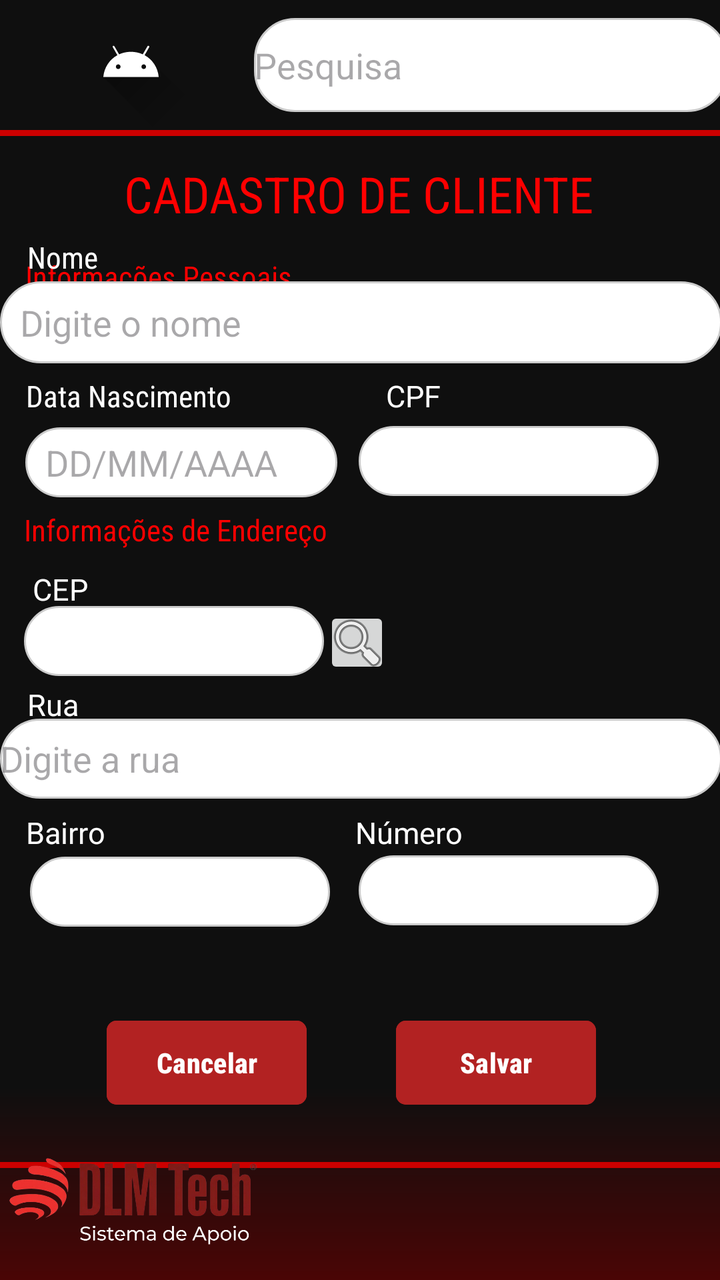
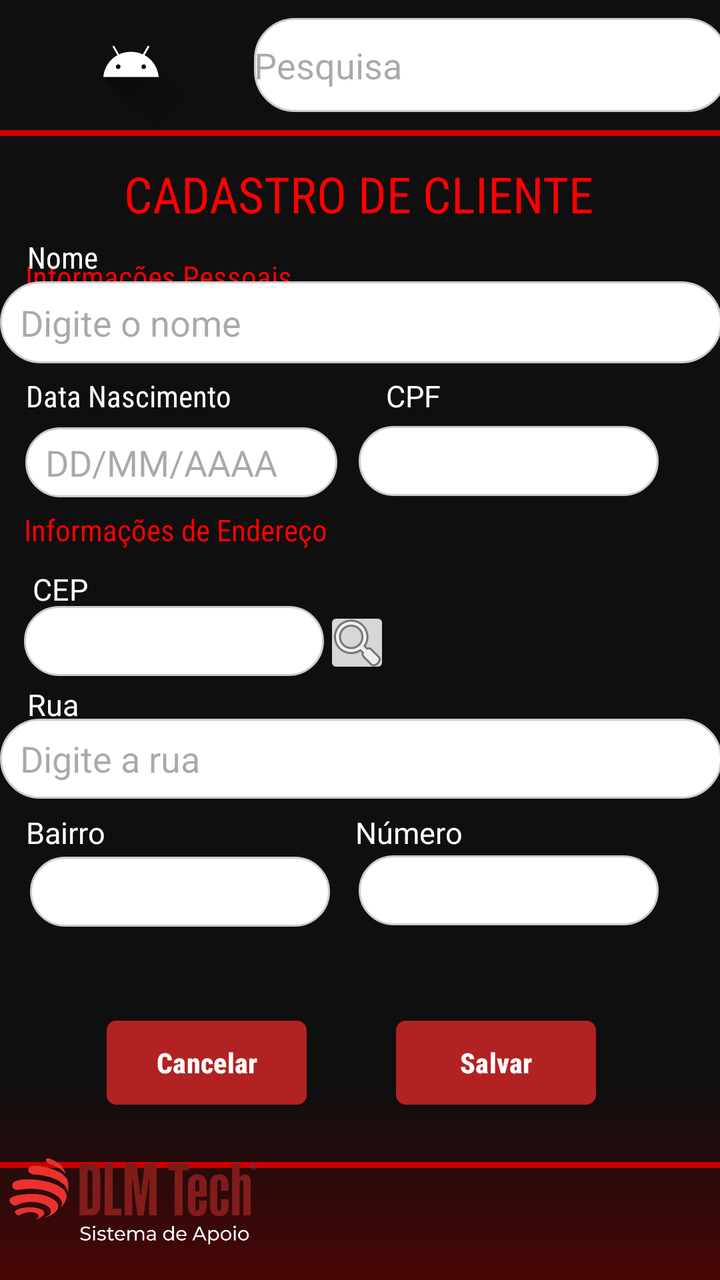

Two renders of the same Android screen: before a commit and after it. Below are the layout's source before the change and the commit's diff.
<!-- AndroidManifest.xml: application theme Theme.DLMTech -->
<!-- res/layout/activity_cadastro.xml -->
<?xml version="1.0" encoding="utf-8"?>
<androidx.constraintlayout.widget.ConstraintLayout xmlns:android="http://schemas.android.com/apk/res/android"
    xmlns:app="http://schemas.android.com/apk/res-auto"
    xmlns:tools="http://schemas.android.com/tools"
    android:id="@+id/main"
    android:layout_width="match_parent"
    android:layout_height="match_parent"
    android:background="@drawable/degrade"
    tools:context=".activity_cadastro">

    <TextView
        android:id="@+id/textView16"
        android:layout_width="159dp"
        android:layout_height="28dp"
        android:fontFamily="sans-serif-condensed"
        android:text="Informações de Endereço"
        android:textColor="#FF0000"
        android:textSize="15sp"
        app:layout_constraintBottom_toBottomOf="@+id/constraintLayout3"
        app:layout_constraintEnd_toEndOf="parent"
        app:layout_constraintHorizontal_bias="0.059"
        app:layout_constraintStart_toStartOf="parent"
        app:layout_constraintTop_toTopOf="@+id/constraintLayout"
        app:layout_constraintVertical_bias="0.416" />

    <View
        android:id="@+id/view4"
        android:layout_width="match_parent"
        android:layout_height="3dp"
        android:background="#CC0000"
        app:layout_constraintBottom_toBottomOf="@+id/constraintLayout3"
        app:layout_constraintEnd_toEndOf="parent"
        app:layout_constraintHorizontal_bias="0.0"
        app:layout_constraintStart_toStartOf="parent"
        app:layout_constraintTop_toTopOf="parent"
        app:layout_constraintVertical_bias="0.912" />

    <androidx.constraintlayout.widget.ConstraintLayout
        android:id="@+id/constraintLayout3"
        android:layout_width="412dp"
        android:layout_height="80dp"
        app:layout_constraintBottom_toBottomOf="parent"
        app:layout_constraintEnd_toEndOf="parent"
        app:layout_constraintStart_toStartOf="parent"
        app:layout_constraintTop_toBottomOf="@+id/linearLayout2">

        <ImageView
            android:id="@+id/imageView5"
            android:layout_width="184dp"
            android:layout_height="49dp"
            app:layout_constraintBottom_toBottomOf="parent"
            app:layout_constraintStart_toStartOf="parent"
            app:layout_constraintTop_toTopOf="parent"
            app:srcCompat="@drawable/dlmtech2_removebg_preview" />
    </androidx.constraintlayout.widget.ConstraintLayout>

    <Button
        android:id="@+id/btnCancelar"
        android:layout_width="100sp"
        android:layout_height="50sp"
        android:backgroundTint="#B22222"
        android:fontFamily="sans-serif-condensed-medium"
        android:text="Cancelar"
        android:textStyle="bold"
        app:cornerRadius="15px"
        app:layout_constraintBottom_toBottomOf="parent"
        app:layout_constraintEnd_toEndOf="parent"
        app:layout_constraintHorizontal_bias="0.205"
        app:layout_constraintStart_toStartOf="parent"
        app:layout_constraintTop_toTopOf="@+id/constraintLayout"
        app:layout_constraintVertical_bias="0.858" />

    <Button
        android:id="@+id/btnCadSalv"
        android:layout_width="100sp"
        android:layout_height="50sp"
        android:backgroundTint="#B22222"
        android:fontFamily="sans-serif-condensed-medium"
        android:text="Salvar"
        android:textStyle="bold"
        app:cornerRadius="15px"
        app:layout_constraintBottom_toBottomOf="parent"
        app:layout_constraintEnd_toEndOf="parent"
        app:layout_constraintHorizontal_bias="0.762"
        app:layout_constraintStart_toStartOf="parent"
        app:layout_constraintTop_toTopOf="@+id/constraintLayout"
        app:layout_constraintVertical_bias="0.858" />

    <androidx.constraintlayout.widget.ConstraintLayout
        android:id="@+id/constraintLayout"
        android:layout_width="0dp"
        android:layout_height="65dp"
        app:layout_constraintBottom_toTopOf="@+id/linearLayout2"
        app:layout_constraintEnd_toEndOf="parent"
        app:layout_constraintStart_toStartOf="parent"
        app:layout_constraintTop_toTopOf="parent">

        <ImageView
            android:id="@+id/imageView"
            android:layout_width="131dp"
            android:layout_height="wrap_content"
            android:contentDescription="@string/logo_description"
            app:layout_constraintBottom_toBottomOf="parent"
            app:layout_constraintStart_toStartOf="parent"
            app:layout_constraintTop_toTopOf="parent"
            app:srcCompat="@drawable/ic_launcher_foreground" />

        <EditText
            android:id="@+id/editTextText2"
            android:layout_width="237dp"
            android:layout_height="47dp"
            android:layout_marginStart="8dp"
            android:layout_marginTop="7dp"
            android:layout_marginEnd="8dp"
            android:layout_marginBottom="7dp"
            android:background="@drawable/bordaredonda"
            android:ems="10"
            android:hint="Pesquisa"
            android:inputType="text"
            app:layout_constraintBottom_toBottomOf="parent"
            app:layout_constraintEnd_toEndOf="parent"
            app:layout_constraintStart_toEndOf="@+id/imageView"
            app:layout_constraintTop_toTopOf="parent" />
    </androidx.constraintlayout.widget.ConstraintLayout>

    <View
        android:id="@+id/view5"
        android:layout_width="match_parent"
        android:layout_height="3dp"
        android:layout_marginTop="64dp"
        android:background="#CC0000"
        app:layout_constraintBottom_toBottomOf="@+id/constraintLayout3"
        app:layout_constraintEnd_toEndOf="parent"
        app:layout_constraintHorizontal_bias="0.0"
        app:layout_constraintStart_toStartOf="parent"
        app:layout_constraintTop_toTopOf="@+id/constraintLayout"
        app:layout_constraintVertical_bias="0.002" />

    <TextView
        android:id="@+id/textView11"
        android:layout_width="wrap_content"
        android:layout_height="wrap_content"
        android:layout_marginTop="12dp"
        android:fontFamily="sans-serif-condensed"
        android:text="CADASTRO DE CLIENTE"
        android:textColor="#FF0000"
        android:textSize="25dp"
        app:layout_constraintEnd_toEndOf="parent"
        app:layout_constraintHorizontal_bias="0.497"
        app:layout_constraintStart_toStartOf="parent"
        app:layout_constraintTop_toBottomOf="@+id/view5" />

    <TextView
        android:id="@+id/textView12"
        android:layout_width="159dp"
        android:layout_height="28dp"
        android:layout_marginTop="60dp"
        android:fontFamily="sans-serif-condensed"
        android:text="Informações Pessoais"
        android:textColor="#FF0000"
        android:textSize="15sp"
        app:layout_constraintEnd_toEndOf="parent"
        app:layout_constraintHorizontal_bias="0.063"
        app:layout_constraintStart_toStartOf="parent"
        app:layout_constraintTop_toBottomOf="@+id/view5" />

    <TextView
        android:id="@+id/textView13"
        android:layout_width="wrap_content"
        android:layout_height="wrap_content"
        android:fontFamily="sans-serif-condensed"
        android:text="Nome"
        android:textColor="#FFFFFF"
        android:textSize="15dp"
        app:layout_constraintBottom_toBottomOf="@+id/constraintLayout3"
        app:layout_constraintEnd_toEndOf="parent"
        app:layout_constraintHorizontal_bias="0.042"
        app:layout_constraintStart_toStartOf="parent"
        app:layout_constraintTop_toTopOf="parent"
        app:layout_constraintVertical_bias="0.191" />

    <TextView
        android:id="@+id/textView14"
        android:layout_width="wrap_content"
        android:layout_height="wrap_content"
        android:fontFamily="sans-serif-condensed"
        android:text="Data Nascimento"
        android:textColor="#FFFFFF"
        android:textSize="15dp"
        app:layout_constraintBottom_toBottomOf="parent"
        app:layout_constraintEnd_toEndOf="parent"
        app:layout_constraintHorizontal_bias="0.051"
        app:layout_constraintStart_toStartOf="parent"
        app:layout_constraintTop_toTopOf="parent"
        app:layout_constraintVertical_bias="0.303" />

    <EditText
        android:id="@+id/cadNome"
        android:layout_width="361dp"
        android:layout_height="41dp"
        android:background="@drawable/bordaredonda"
        android:ems="10"
        android:hint="Digite o nome"
        android:inputType="text"
        android:paddingStart="10sp"
        app:layout_constraintBottom_toBottomOf="@+id/constraintLayout3"
        app:layout_constraintEnd_toEndOf="parent"
        app:layout_constraintHorizontal_bias="0.32"
        app:layout_constraintStart_toStartOf="parent"
        app:layout_constraintTop_toTopOf="parent"
        app:layout_constraintVertical_bias="0.235" />

    <EditText
        android:id="@+id/cadDataNasc"
        android:layout_width="156dp"
        android:layout_height="35dp"
        android:background="@drawable/bordaredonda"
        android:ems="10"
        android:hint="DD/MM/AAAA"
        android:inputType="date"
        android:paddingStart="10sp"
        app:layout_constraintBottom_toBottomOf="parent"
        app:layout_constraintEnd_toEndOf="parent"
        app:layout_constraintHorizontal_bias="0.062"
        app:layout_constraintStart_toStartOf="parent"
        app:layout_constraintTop_toTopOf="parent"
        app:layout_constraintVertical_bias="0.353" />

    <TextView
        android:id="@+id/textView15"
        android:layout_width="wrap_content"
        android:layout_height="wrap_content"
        android:text="CPF"
        android:textColor="#FFFFFF"
        android:textSize="15dp"
        app:layout_constraintBottom_toBottomOf="parent"
        app:layout_constraintEnd_toEndOf="parent"
        app:layout_constraintHorizontal_bias="0.58"
        app:layout_constraintStart_toStartOf="parent"
        app:layout_constraintTop_toTopOf="parent"
        app:layout_constraintVertical_bias="0.303" />

    <TextView
        android:id="@+id/textView21"
        android:layout_width="wrap_content"
        android:layout_height="wrap_content"
        android:text="Número"
        android:textColor="#FFFFFF"
        android:textSize="15dp"
        app:layout_constraintBottom_toBottomOf="parent"
        app:layout_constraintEnd_toEndOf="parent"
        app:layout_constraintHorizontal_bias="0.58"
        app:layout_constraintStart_toStartOf="parent"
        app:layout_constraintTop_toTopOf="parent"
        app:layout_constraintVertical_bias="0.655" />

    <TextView
        android:id="@+id/textView17"
        android:layout_width="wrap_content"
        android:layout_height="wrap_content"
        android:text="CEP"
        android:textColor="#FFFFFF"
        android:textSize="15dp"
        app:layout_constraintBottom_toBottomOf="parent"
        app:layout_constraintEnd_toEndOf="parent"
        app:layout_constraintHorizontal_bias="0.049"
        app:layout_constraintStart_toStartOf="parent"
        app:layout_constraintTop_toTopOf="parent"
        app:layout_constraintVertical_bias="0.459" />

    <TextView
        android:id="@+id/textView19"
        android:layout_width="wrap_content"
        android:layout_height="wrap_content"
        android:text="Rua"
        android:textColor="#FFFFFF"
        android:textSize="15dp"
        app:layout_constraintBottom_toBottomOf="parent"
        app:layout_constraintEnd_toEndOf="parent"
        app:layout_constraintHorizontal_bias="0.041"
        app:layout_constraintStart_toStartOf="parent"
        app:layout_constraintTop_toTopOf="parent"
        app:layout_constraintVertical_bias="0.552" />

    <TextView
        android:id="@+id/textView20"
        android:layout_width="wrap_content"
        android:layout_height="wrap_content"
        android:text="Bairro"
        android:textColor="#FFFFFF"
        android:textSize="15dp"
        app:layout_constraintBottom_toBottomOf="parent"
        app:layout_constraintEnd_toEndOf="parent"
        app:layout_constraintHorizontal_bias="0.041"
        app:layout_constraintStart_toStartOf="parent"
        app:layout_constraintTop_toTopOf="parent"
        app:layout_constraintVertical_bias="0.655" />

    <EditText
        android:id="@+id/cadCpf"
        android:layout_width="150dp"
        android:layout_height="35dp"
        android:background="@drawable/bordaredonda"
        android:ems="10"
        android:inputType="text"
        android:paddingStart="10sp"
        app:layout_constraintBottom_toBottomOf="parent"
        app:layout_constraintEnd_toEndOf="parent"
        app:layout_constraintHorizontal_bias="0.854"
        app:layout_constraintStart_toStartOf="parent"
        app:layout_constraintTop_toTopOf="parent"
        app:layout_constraintVertical_bias="0.352" />

    <EditText
        android:id="@+id/cadNum"
        android:layout_width="150dp"
        android:layout_height="35dp"
        android:background="@drawable/bordaredonda"
        android:ems="10"
        android:inputType="text"
        android:paddingStart="10sp"
        app:layout_constraintBottom_toBottomOf="parent"
        app:layout_constraintEnd_toEndOf="parent"
        app:layout_constraintHorizontal_bias="0.854"
        app:layout_constraintStart_toStartOf="parent"
        app:layout_constraintTop_toTopOf="parent"
        app:layout_constraintVertical_bias="0.707" />

    <EditText
        android:id="@+id/cadCep"
        android:layout_width="150dp"
        android:layout_height="35dp"
        android:background="@drawable/bordaredonda"
        android:ems="10"
        android:inputType="text"
        android:paddingStart="10sp"
        app:layout_constraintBottom_toBottomOf="parent"
        app:layout_constraintEnd_toEndOf="parent"
        app:layout_constraintHorizontal_bias="0.057"
        app:layout_constraintStart_toStartOf="parent"
        app:layout_constraintTop_toTopOf="parent"
        app:layout_constraintVertical_bias="0.501" />

    <ImageButton
        android:id="@+id/cepBusca"
        android:layout_width="33dp"
        android:layout_height="36dp"
        app:layout_constraintBottom_toBottomOf="parent"
        app:layout_constraintEnd_toEndOf="parent"
        app:layout_constraintHorizontal_bias="0.0"
        app:layout_constraintStart_toEndOf="@+id/cadCep"
        app:layout_constraintTop_toTopOf="@+id/constraintLayout"
        app:layout_constraintVertical_bias="0.502"
        app:srcCompat="@android:drawable/ic_menu_search" />

    <EditText
        android:id="@+id/cadBairro"
        android:layout_width="150dp"
        android:layout_height="35dp"
        android:background="@drawable/bordaredonda"
        android:ems="10"
        android:inputType="text"
        android:paddingStart="10sp"
        app:layout_constraintBottom_toBottomOf="parent"
        app:layout_constraintEnd_toEndOf="parent"
        app:layout_constraintHorizontal_bias="0.072"
        app:layout_constraintStart_toStartOf="parent"
        app:layout_constraintTop_toTopOf="parent"
        app:layout_constraintVertical_bias="0.708" />

    <EditText
        android:id="@+id/cadRua"
        android:layout_width="361sp"
        android:layout_height="40sp"
        android:background="@drawable/bordaredonda"
        android:ems="10"
        android:hint="Digite a rua"
        android:inputType="text"
        app:layout_constraintBottom_toBottomOf="@+id/constraintLayout3"
        app:layout_constraintEnd_toEndOf="parent"
        app:layout_constraintHorizontal_bias="0.38"
        app:layout_constraintStart_toStartOf="parent"
        app:layout_constraintTop_toTopOf="@+id/constraintLayout"
        app:layout_constraintVertical_bias="0.599" />

</androidx.constraintlayout.widget.ConstraintLayout>
<!-- resources referenced by this layout -->
<resources>
  <!-- drawable bordaredonda (drawable) -->
  <?xml version="1.0" encoding="utf-8"?>
  <shape xmlns:android="http://schemas.android.com/apk/res/android"
      android:shape="rectangle">
      
      <solid android:color="#FFFFFF" />
  
      
      <corners android:radius="20dp" />
  
      
      <stroke
          android:width="1dp"
          android:color="#CCCCCC" />
  </shape>
  <!-- drawable degrade (drawable) -->
  <?xml version="1.0" encoding="utf-8"?>
  <shape xmlns:android="http://schemas.android.com/apk/res/android"
      android:shape="rectangle">
  
      <gradient
          android:angle="270"
          android:startColor="#0f0f0f"
          android:centerColor="#0f0f0f"
          android:centerY="0.85"
          android:endColor="#4A0505"
          android:type="linear" />
  
  </shape>
  <!-- drawable dlmtech2_removebg_preview: png bitmap (drawable, 161351 bytes) -->
  <!-- drawable ic_launcher_foreground (drawable) -->
  <vector xmlns:android="http://schemas.android.com/apk/res/android"
      xmlns:aapt="http://schemas.android.com/aapt"
      android:width="108dp"
      android:height="108dp"
      android:viewportWidth="108"
      android:viewportHeight="108">
      <path android:pathData="M31,63.928c0,0 6.4,-11 12.1,-13.1c7.2,-2.6 26,-1.4 26,-1.4l38.1,38.1L107,108.928l-32,-1L31,63.928z">
          <aapt:attr name="android:fillColor">
              <gradient
                  android:endX="85.84757"
                  android:endY="92.4963"
                  android:startX="42.9492"
                  android:startY="49.59793"
                  android:type="linear">
                  <item
                      android:color="#44000000"
                      android:offset="0.0" />
                  <item
                      android:color="#00000000"
                      android:offset="1.0" />
              </gradient>
          </aapt:attr>
      </path>
      <path
          android:fillColor="#FFFFFF"
          android:fillType="nonZero"
          android:pathData="M65.3,45.828l3.8,-6.6c0.2,-0.4 0.1,-0.9 -0.3,-1.1c-0.4,-0.2 -0.9,-0.1 -1.1,0.3l-3.9,6.7c-6.3,-2.8 -13.4,-2.8 -19.7,0l-3.9,-6.7c-0.2,-0.4 -0.7,-0.5 -1.1,-0.3C38.8,38.328 38.7,38.828 38.9,39.228l3.8,6.6C36.2,49.428 31.7,56.028 31,63.928h46C76.3,56.028 71.8,49.428 65.3,45.828zM43.4,57.328c-0.8,0 -1.5,-0.5 -1.8,-1.2c-0.3,-0.7 -0.1,-1.5 0.4,-2.1c0.5,-0.5 1.4,-0.7 2.1,-0.4c0.7,0.3 1.2,1 1.2,1.8C45.3,56.528 44.5,57.328 43.4,57.328L43.4,57.328zM64.6,57.328c-0.8,0 -1.5,-0.5 -1.8,-1.2s-0.1,-1.5 0.4,-2.1c0.5,-0.5 1.4,-0.7 2.1,-0.4c0.7,0.3 1.2,1 1.2,1.8C66.5,56.528 65.6,57.328 64.6,57.328L64.6,57.328z"
          android:strokeWidth="1"
          android:strokeColor="#00000000" />
  </vector>
  <string name="logo_description">Logo do aplicativo DLM Tech</string>
  <style name="Theme.DLMTech" parent="Base.Theme.DLMTech" />
  <style name="Base.Theme.DLMTech" parent="Theme.Material3.DayNight.NoActionBar">
          
          
      </style>
</resources>

<!-- the commit's change to res/layout/activity_cadastro.xml (unified diff, before → after) -->
@@ -376,6 +376,7 @@
         android:ems="10"
         android:hint="Digite a rua"
         android:inputType="text"
+        android:paddingStart="10sp"
         app:layout_constraintBottom_toBottomOf="@+id/constraintLayout3"
         app:layout_constraintEnd_toEndOf="parent"
         app:layout_constraintHorizontal_bias="0.38"
